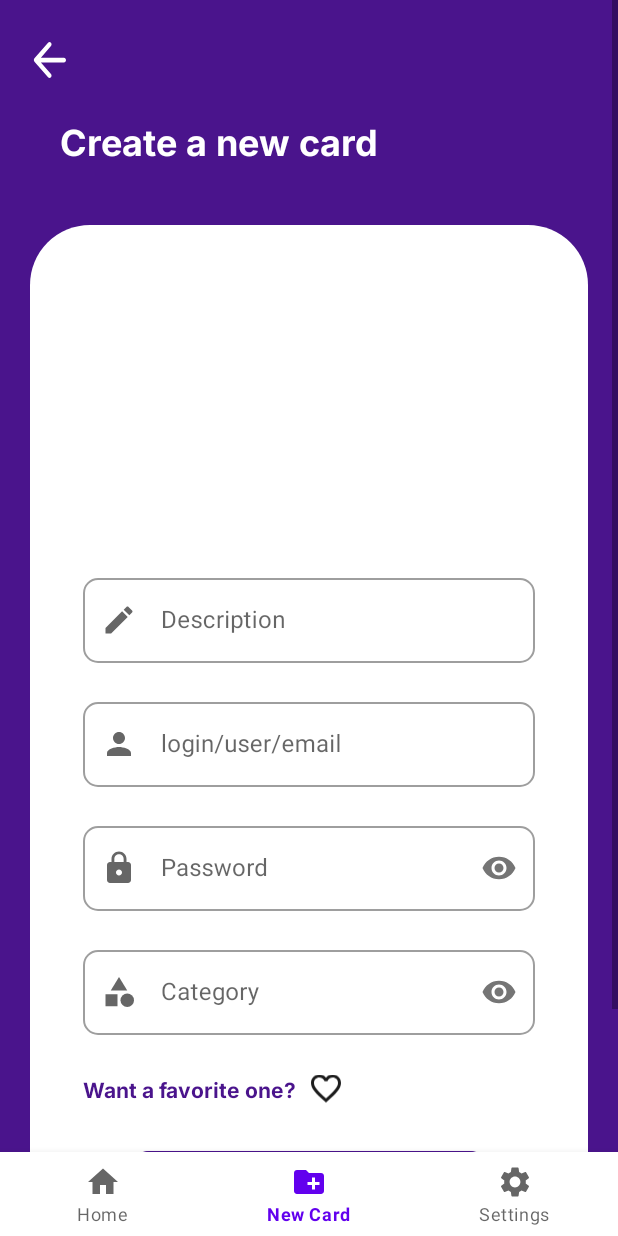
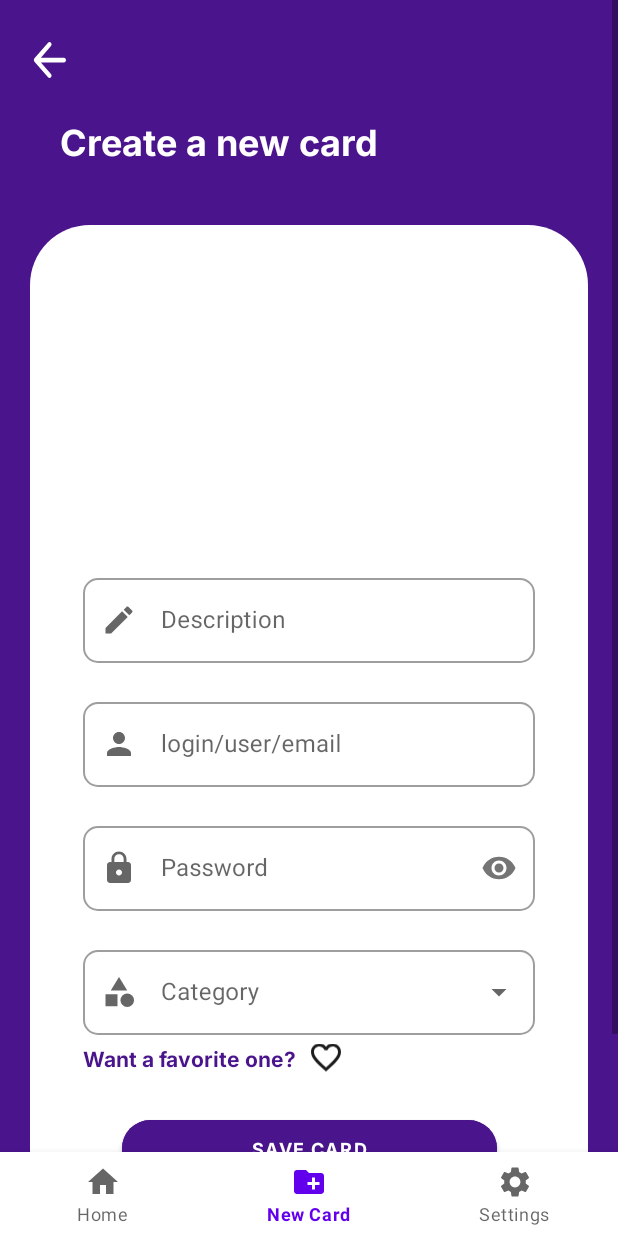
Before and after one commit to wilkison-silva/password-keeper, an Android app: the FormCardFragment screen opened through its navigation route, on a phone screen of 412 x 824 dp. Run offline under Robolectric (Android 15) with nearby library versions, the phone set to English and light mode, and no system bars; our stand-ins replace Firebase (no records; nobody signed in at launch, a user with empty details on screens opened directly), navigation-ui.

Commit message:
fix: adicionando ícone de drop arrow no campo de Category na tela de Create New Card, indicando ao usuário que irá ter uma espécie de lista para ser escolher um item

```diff
--- /dev/null
+++ b/app/src/main/res/drawable/ic_drop_arrow.xml
@@ -0,0 +1,5 @@
+<vector android:height="24dp" android:tint="#000000"
+    android:viewportHeight="24" android:viewportWidth="24"
+    android:width="24dp" xmlns:android="http://schemas.android.com/apk/res/android">
+    <path android:fillColor="@android:color/white" android:pathData="M7,10l5,5 5,-5z"/>
+</vector>
--- a/app/src/main/res/layout/form_card_fragment.xml
+++ b/app/src/main/res/layout/form_card_fragment.xml
@@ -156,18 +156,20 @@
             app:boxCornerRadiusTopEnd="10dp"
             app:boxCornerRadiusTopStart="10dp"
             app:cornerRadius="30dp"
-            app:errorEnabled="true"
             app:layout_constraintEnd_toEndOf="parent"
             app:layout_constraintStart_toStartOf="parent"
             app:layout_constraintTop_toBottomOf="@+id/textInputLayoutPassword"
-            app:passwordToggleEnabled="true"
-            app:startIconDrawable="@drawable/ic_category">
+            app:startIconDrawable="@drawable/ic_category"
+            app:endIconDrawable="@drawable/ic_drop_arrow"
+            app:endIconMode="custom"
+            >
 
             <com.google.android.material.textfield.TextInputEditText
                 android:id="@+id/textInputEditTextCategory"
                 android:layout_width="match_parent"
                 android:layout_height="wrap_content"
                 android:imeOptions="actionDone"
+                android:enabled="false"
                 android:inputType="textPassword" />
         </com.google.android.material.textfield.TextInputLayout>
 
```
